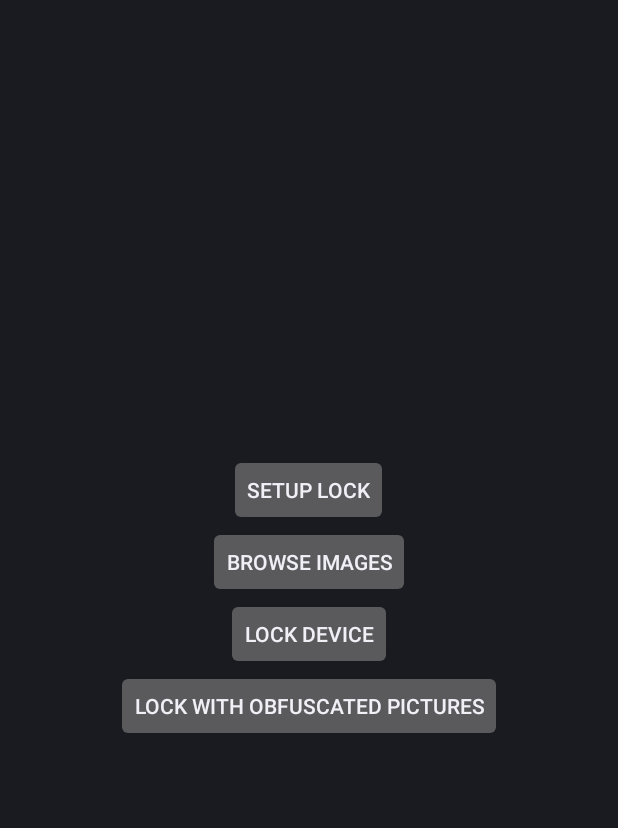
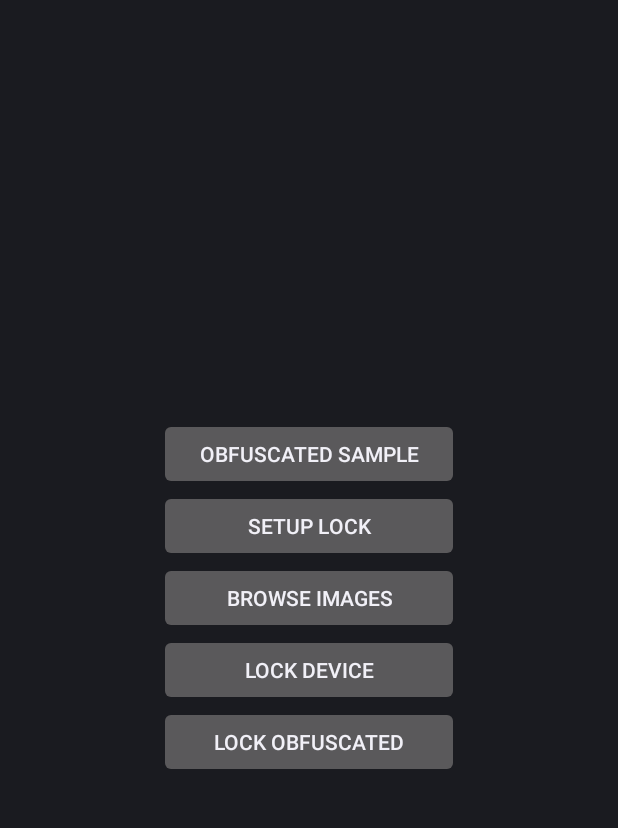
Before and after one commit to tomas-kasalicky/MoPS-lockscreen, an Android app: the screen it shows after launch (StartupActivity), on a phone screen of 412 x 824 dp, the part 62-890 px from its top. Run offline under Robolectric (Android 15) with nearby library versions, the phone set to English and light mode, and no system bars.

Commit message:
Flick sensitivity, logging, sample browsing

```diff
--- a/LockScreenApp/app/src/main/java/ca/uwaterloo/lockscreen/StartupActivity.java
+++ b/LockScreenApp/app/src/main/java/ca/uwaterloo/lockscreen/StartupActivity.java
@@ -49,6 +49,14 @@ public class StartupActivity extends Activity {
                 browse();
             }
         });
+
+        Button sampleButton = (Button) findViewById(R.id.sampleBtn);
+        sampleButton.setOnClickListener(new View.OnClickListener() {
+            @Override
+            public void onClick(View v) {
+                sample();
+            }
+        });
     }
 
     private void setup() {
@@ -61,6 +69,13 @@ public class StartupActivity extends Activity {
         startActivity(intent);
     }
 
+
+    private void sample() {
+        Intent intent = new Intent(this, BrowseActivity.class);
+        intent.putExtra("sample", true);
+        startActivity(intent);
+    }
+
     private void lock(boolean obfuscate) {
         ImageUnlocker.obfuscate = obfuscate;
         Intent intent = new Intent(this, LockScreenActivity.class);
--- a/LockScreenApp/app/src/main/res/layout/activity_browse.xml
+++ b/LockScreenApp/app/src/main/res/layout/activity_browse.xml
@@ -27,7 +27,7 @@
             android:layout_width="0dp"
             android:layout_height="wrap_content"
             android:layout_weight="1"
-            android:text="obfuscated"/>
+            android:text="change"/>
         <Button
             android:id="@+id/btn_right"
             android:layout_width="0dp"
--- a/LockScreenApp/app/src/main/res/layout/activity_startup.xml
+++ b/LockScreenApp/app/src/main/res/layout/activity_startup.xml
@@ -6,24 +6,29 @@
     a:gravity="center">
 
     <Button
+        a:id="@+id/sampleBtn"
+        a:text="Obfuscated sample"
+        a:layout_width="200dp"
+        a:layout_height="wrap_content" />
+    <Button
         a:id="@+id/setupBtn"
         a:text="Setup Lock"
-        a:layout_width="wrap_content"
+        a:layout_width="200dp"
         a:layout_height="wrap_content" />
     <Button
         a:id="@+id/browseBtn"
         a:text="Browse images"
-        a:layout_width="wrap_content"
+        a:layout_width="200dp"
         a:layout_height="wrap_content" />
     <Button
         a:id="@+id/lockBtn"
         a:text="Lock Device"
-        a:layout_width="wrap_content"
+        a:layout_width="200dp"
         a:layout_height="wrap_content" />
     <Button
         a:id="@+id/lockObfBtn"
-        a:text="Lock With Obfuscated Pictures"
-        a:layout_width="wrap_content"
+        a:text="Lock Obfuscated"
+        a:layout_width="200dp"
         a:layout_height="wrap_content" />
 
 </LinearLayout>
```
Also changed, not shown: LockScreenApp/app/src/main/java/ca/uwaterloo/lockscreen/BrowseActivity.java (+26 -4 lines), LockScreenApp/app/src/main/java/ca/uwaterloo/lockscreen/control/SwipeImageView.java (+28 -6 lines), LockScreenApp/app/src/main/java/ca/uwaterloo/lockscreen/utils/Logger.java (added, +47 -0 lines), 120 other files.
